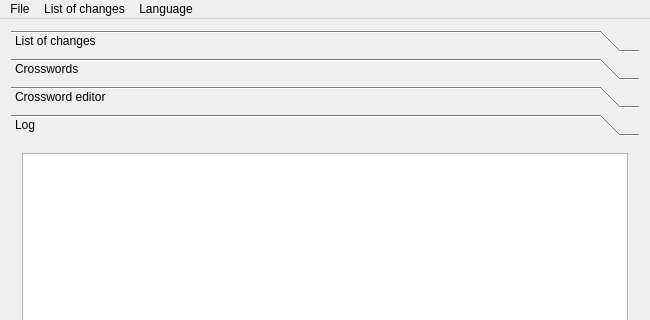
First picture: the form in mainwindow.ui, repository balashVI/nonogram_admin, before the edit; both pictures show x 0 to 650 and y 0 to 320 of the 650 by 500 pixel window.
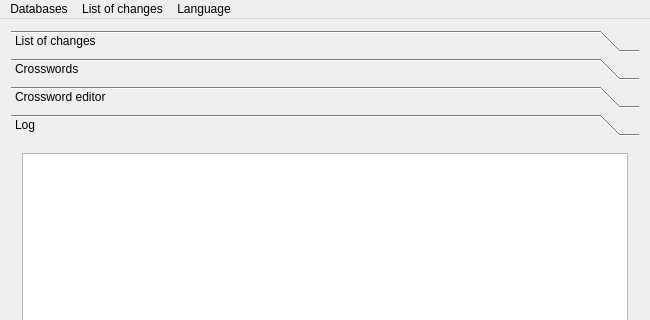
Second picture: the form after the edit. The open tabs and pages were chosen to show the change.

Patch:
```diff
--- a/mainwindow.ui
+++ b/mainwindow.ui
@@ -447,11 +447,6 @@
      <height>20</height>
     </rect>
    </property>
-   <widget class="QMenu" name="menuFile">
-    <property name="title">
-     <string>File</string>
-    </property>
-   </widget>
    <widget class="QMenu" name="menuLanguage">
     <property name="title">
      <string>Language</string>
@@ -466,7 +461,14 @@
     </property>
     <addaction name="actionClear"/>
    </widget>
-   <addaction name="menuFile"/>
+   <widget class="QMenu" name="menuThe_remout_DB">
+    <property name="title">
+     <string>Databases</string>
+    </property>
+    <addaction name="actionUpdate_remote_database"/>
+    <addaction name="actionUpdate_local_database"/>
+   </widget>
+   <addaction name="menuThe_remout_DB"/>
    <addaction name="menuList_of_changes"/>
    <addaction name="menuLanguage"/>
   </widget>
```
Left out of the diff: 14 changed lines with no effect on the pictures.
